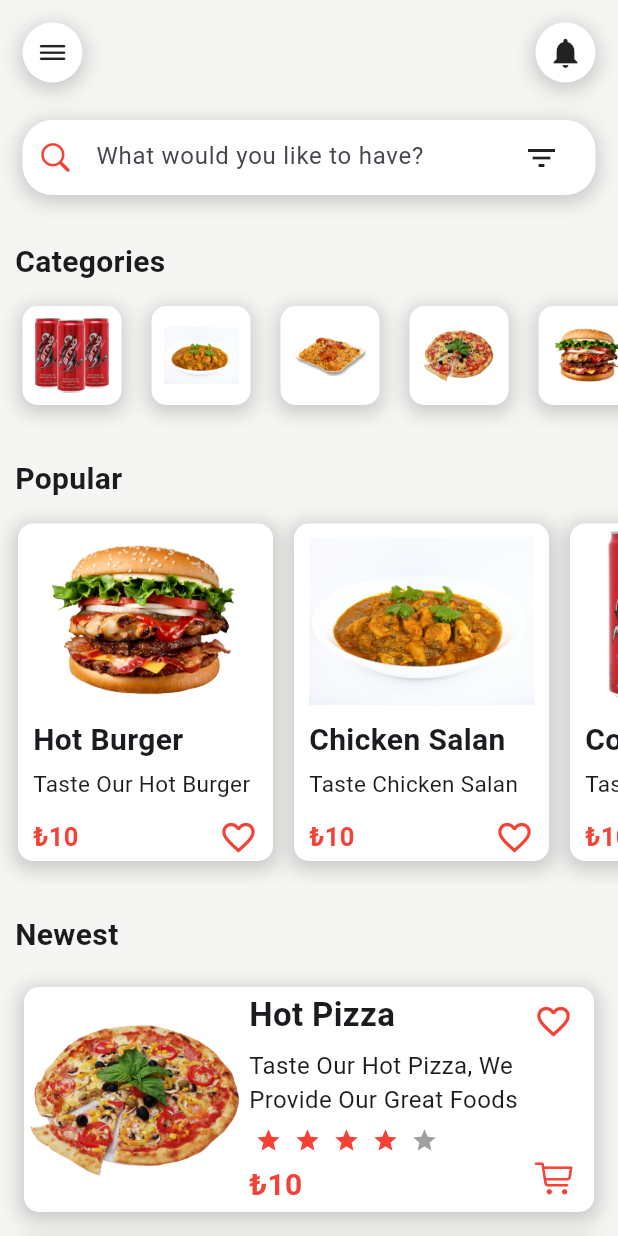
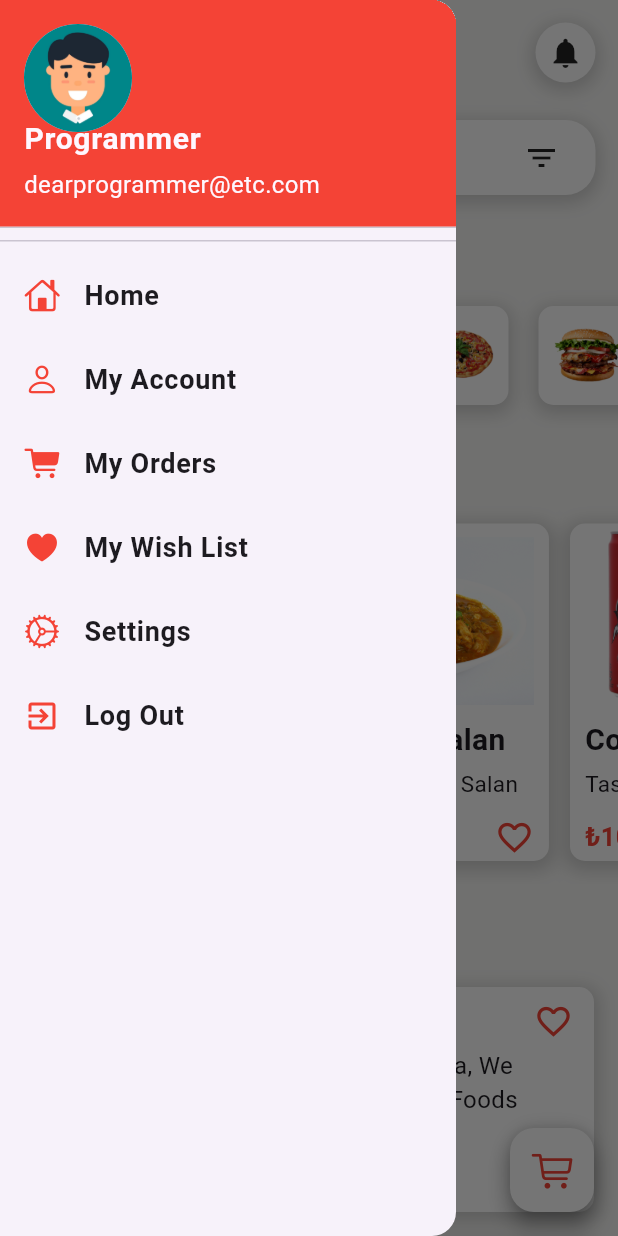
Before and after one commit to ThatDay1/orderEasy, a Flutter app: the screen it shows after launch, after a tap on an icon or button, on a phone screen of 412 x 824 dp. Run offline on Flutter 3.47's test engine with Material 3 defaults, Android fonts, the phone set to English and light mode, and no system bars; drawn by our look-alikes of flutter_rating_bar; missing offline and left inert: dart:js.

Commit message:
Drawer Widget

```diff
--- a/flutter_application_1/lib/Pages/HomePage.dart
+++ b/flutter_application_1/lib/Pages/HomePage.dart
@@ -2,6 +2,7 @@ import 'package:flutter/cupertino.dart';
 import 'package:flutter/material.dart';
 import 'package:flutter_application_1/Widgets/AppBarWidget.dart';
 import 'package:flutter_application_1/Widgets/CategoriesWidget.dart';
+import 'package:flutter_application_1/Widgets/DrawerWidget.dart';
 import 'package:flutter_application_1/Widgets/PopularItemsWidget.dart';
 import 'package:flutter_application_1/Widgets/NewestItemsWidget.dart';
 
@@ -108,6 +109,27 @@ class HomePage extends StatelessWidget {
           NewestItemsWidget(),
         ],
       ),
+      drawer: DrawerWidget(),
+      floatingActionButton: Container(
+        decoration:
+            BoxDecoration(borderRadius: BorderRadius.circular(20), boxShadow: [
+          BoxShadow(
+            color: Colors.grey.withOpacity(0.5),
+            spreadRadius: 2,
+            blurRadius: 10,
+            offset: const Offset(0, 3),
+          ),
+        ]),
+        child: FloatingActionButton(
+          onPressed: () {},
+          child: Icon(
+            CupertinoIcons.cart,
+            size: 28,
+            color: Colors.red,
+          ),
+          backgroundColor: Colors.white,
+        ),
+      ),
     );
   }
 }
--- a/flutter_application_1/lib/Widgets/AppBarWidget.dart
+++ b/flutter_application_1/lib/Widgets/AppBarWidget.dart
@@ -11,7 +11,9 @@ class AppBarWidget extends StatelessWidget {
       ),
       child: Row(mainAxisAlignment: MainAxisAlignment.spaceBetween, children: [
         InkWell(
-          onTap: () {},
+          onTap: () {
+            Scaffold.of(context).openDrawer();
+          },
           child: Container(
             padding: const EdgeInsets.all(8),
             decoration: BoxDecoration(
--- /dev/null
+++ b/flutter_application_1/lib/Widgets/DrawerWidget.dart
@@ -0,0 +1,116 @@
+import 'package:flutter/cupertino.dart';
+import 'package:flutter/material.dart';
+
+class DrawerWidget extends StatelessWidget {
+  @override
+  Widget build(BuildContext context) {
+    return Drawer(
+      child: ListView(
+        children: [
+          DrawerHeader(
+            padding: EdgeInsets.zero,
+            child: UserAccountsDrawerHeader(
+              decoration: BoxDecoration(
+                color: Colors.red,
+              ),
+              accountName: Text(
+                "Programmer",
+                style: TextStyle(
+                  fontSize: 20,
+                  fontWeight: FontWeight.bold,
+                ),
+              ),
+              accountEmail: Text(
+                "dearprogrammer@etc.com",
+                style: TextStyle(
+                  fontSize: 16,
+                ),
+              ),
+              currentAccountPicture: CircleAvatar(
+                backgroundImage: AssetImage("images/avatar.jpg"),
+              ),
+            ),
+          ),
+          ListTile(
+            leading: Icon(
+              CupertinoIcons.home,
+              color: Colors.red,
+            ),
+            title: Text(
+              "Home",
+              style: TextStyle(
+                fontSize: 18,
+                fontWeight: FontWeight.bold,
+              ),
+            ),
+          ),
+          ListTile(
+            leading: Icon(
+              CupertinoIcons.person,
+              color: Colors.red,
+            ),
+            title: Text(
+              "My Account",
+              style: TextStyle(
+                fontSize: 18,
+                fontWeight: FontWeight.bold,
+              ),
+            ),
+          ),
+          ListTile(
+            leading: Icon(
+              CupertinoIcons.cart_fill,
+              color: Colors.red,
+            ),
+            title: Text(
+              "My Orders",
+              style: TextStyle(
+                fontSize: 18,
+                fontWeight: FontWeight.bold,
+              ),
+            ),
+          ),
+          ListTile(
+            leading: Icon(
+              CupertinoIcons.heart_fill,
+              color: Colors.red,
+            ),
+            title: Text(
+              "My Wish List",
+              style: TextStyle(
+                fontSize: 18,
+                fontWeight: FontWeight.bold,
+              ),
+            ),
+          ),
+          ListTile(
+            leading: Icon(
+              CupertinoIcons.settings,
+              color: Colors.red,
+            ),
+            title: Text(
+              "Settings",
+              style: TextStyle(
+                fontSize: 18,
+                fontWeight: FontWeight.bold,
+              ),
+            ),
+          ),
+          ListTile(
+            leading: Icon(
+              Icons.exit_to_app,
+              color: Colors.red,
+            ),
+            title: Text(
+              "Log Out",
+              style: TextStyle(
+                fontSize: 18,
+                fontWeight: FontWeight.bold,
+              ),
+            ),
+          ),
+        ],
+      ),
+    );
+  }
+}
```
